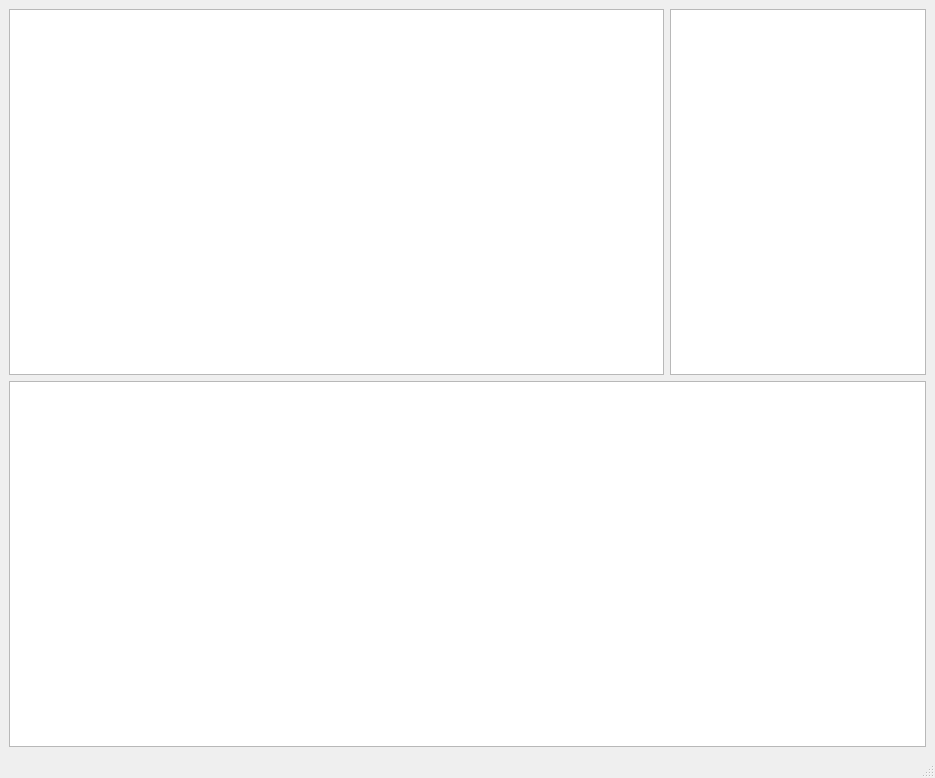
Before: the Qt Designer form mainwindow.ui in Spectre944/CustomTreeView-, drawn with Qt 5.
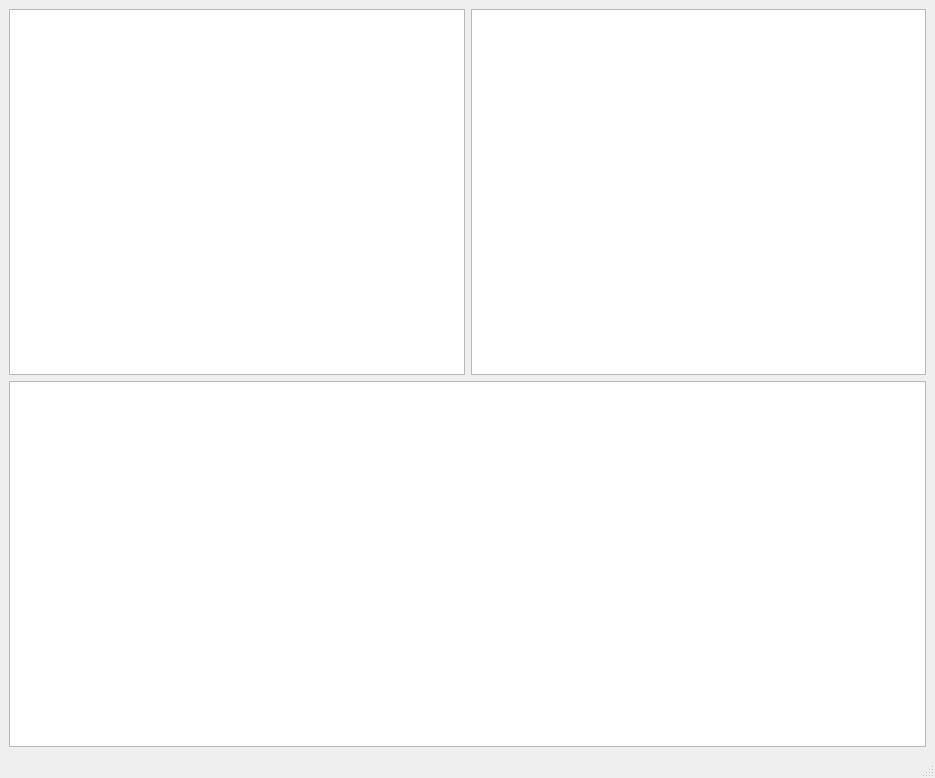
After: the same form once the commit is applied.

The edit to the form file:
```diff
--- a/mainwindow.ui
+++ b/mainwindow.ui
@@ -18,7 +18,7 @@
     <item row="0" column="1">
      <widget class="QListView" name="listView">
       <property name="sizePolicy">
-       <sizepolicy hsizetype="Preferred" vsizetype="Expanding">
+       <sizepolicy hsizetype="Expanding" vsizetype="Expanding">
         <horstretch>0</horstretch>
         <verstretch>0</verstretch>
        </sizepolicy>
```
